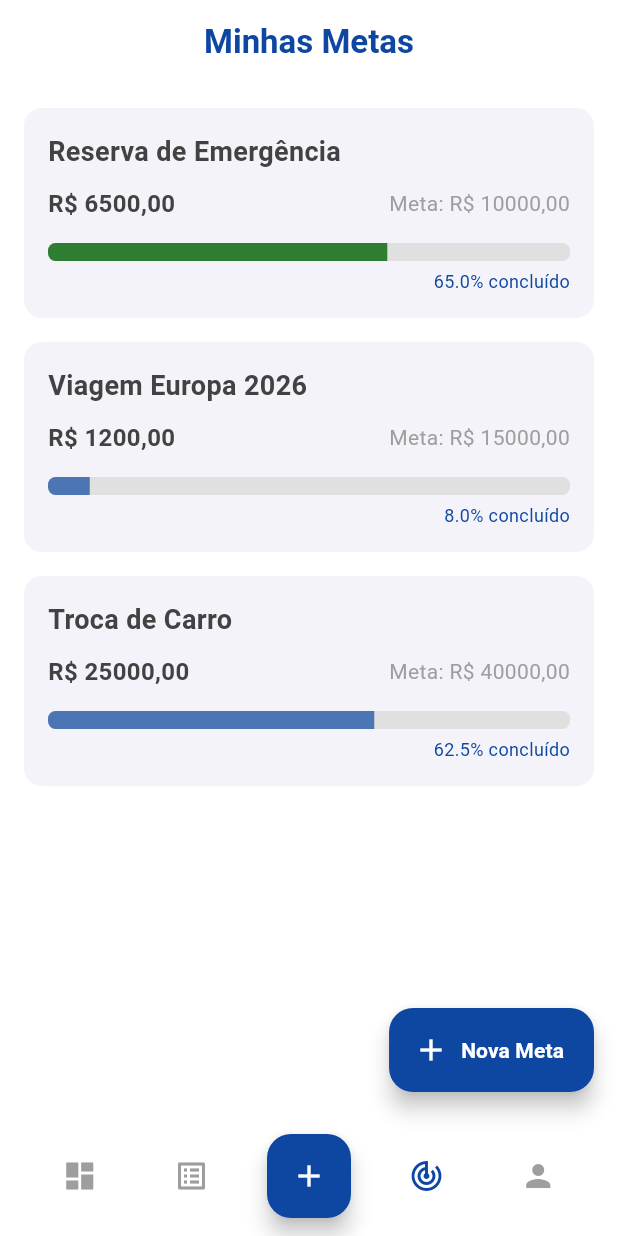
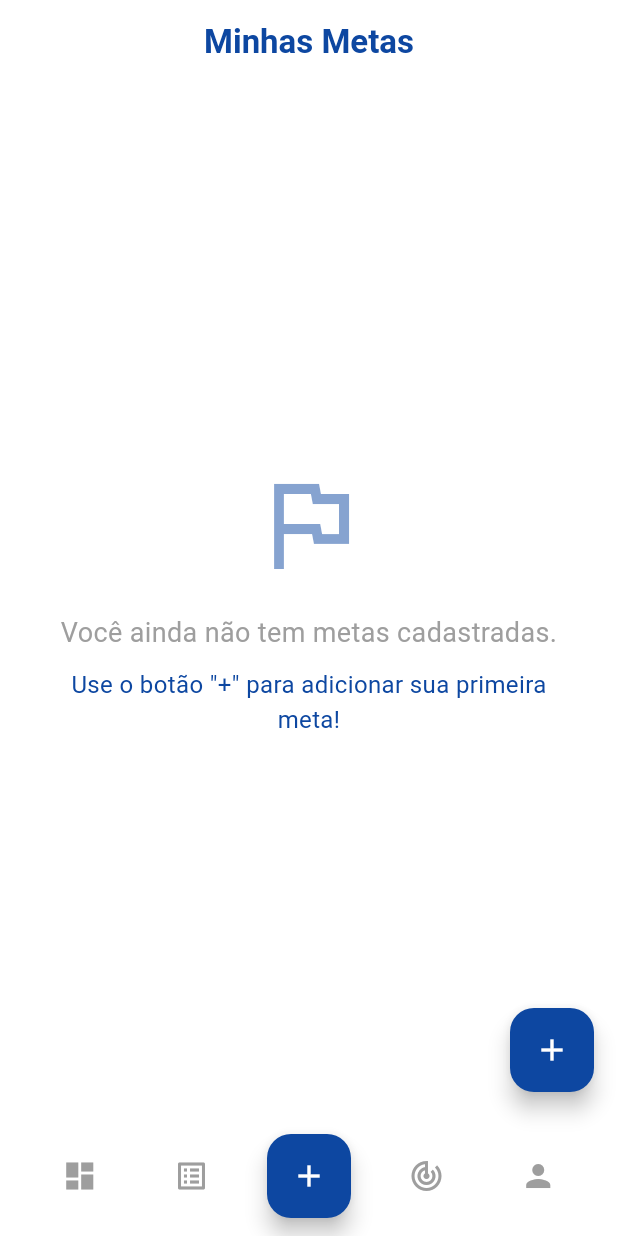
Before and after one commit to ChristianSRocha/horizon_finance, a Flutter app: the GoalsScreen screen opened by its route, on a phone screen of 412 x 824 dp. Run offline on Flutter 3.47's test engine with Material 3 defaults, Android fonts, the light colour scheme and no system bars; our stand-ins replace email_validator, fl_chart, flutter_dotenv, flutter_riverpod, freezed_annotation, go_router and 2 more; accounts and stored records are empty.

Commit message:
feat(goals): Implementa tela de criacao de metas e rota de navegacao

```diff
--- a/lib/app_router.dart
+++ b/lib/app_router.dart
@@ -1,3 +1,4 @@
+import 'package:flutter/material.dart';
 import 'package:go_router/go_router.dart';
 import 'package:horizon_finance/screens/auth/cadastro_screen.dart';
 import 'package:horizon_finance/screens/auth/login_cadastro_screen.dart';
@@ -11,6 +12,8 @@ import 'package:horizon_finance/screens/reports/reports_screen.dart';
 import 'package:horizon_finance/screens/goals/goals_screen.dart';
 import 'package:horizon_finance/screens/profile/profile_screen.dart';
 import 'package:horizon_finance/main.dart';
+import 'package:horizon_finance/screens/goals/goals_form_screen.dart';
+
 
 final router = GoRouter(
   navigatorKey: navigatorKey,
@@ -55,6 +58,12 @@ final router = GoRouter(
     GoRoute(
       path: '/goals',
       builder: (context, state) => const GoalsScreen(),
+      routes: [
+        GoRoute(
+          path: 'add',
+          builder: (context, state) => const GoalFormScreen(),
+        ),
+      ],
     ),
     GoRoute(
       path: '/profile',
--- a/lib/screens/goals/goals_screen.dart
+++ b/lib/screens/goals/goals_screen.dart
@@ -1,71 +1,89 @@
 import 'package:flutter/material.dart';
+import 'package:go_router/go_router.dart';
+import 'package:flutter_riverpod/flutter_riverpod.dart';
 import 'package:horizon_finance/widgets/bottom_nav_menu.dart';
+import 'package:horizon_finance/models/financial_goal.dart';
 
-class GoalsScreen extends StatelessWidget {
+class GoalsScreen extends ConsumerWidget {
   const GoalsScreen({super.key});
 
+  final List<FinancialGoal> goals = const [];
+
   @override
-  Widget build(BuildContext context) {
+  Widget build(BuildContext context, WidgetRef ref) {
     final Color primaryBlue = Theme.of(context).primaryColor;
-    const Color secondaryGreen = Color(0xFF2E7D32);
+
+    final bool isEmpty = goals.isEmpty;
+    final bool isLoading = false;
 
     return Scaffold(
       backgroundColor: Colors.white,
       appBar: AppBar(
-        title: Text(
-          'Minhas Metas',
-          style: TextStyle(color: primaryBlue, fontWeight: FontWeight.bold),
-        ),
+        title: Text('Minhas Metas',
+            style: TextStyle(color: primaryBlue, fontWeight: FontWeight.bold)),
         backgroundColor: Colors.white,
         elevation: 0,
         centerTitle: true,
       ),
 
-      // BOTÃO FLUTUANTE (agora azul)
-      floatingActionButton: FloatingActionButton.extended(
+
+      floatingActionButton: FloatingActionButton(
         onPressed: () {
-          // TODO: navegar para criação de nova meta
+          context.push('/goals/add');
         },
-        backgroundColor: primaryBlue,  // <<< COR AZUL DO APLICATIVO
-        icon: const Icon(Icons.add, color: Colors.white),
-        label: const Text(
-          "Nova Meta",
-          style: TextStyle(
-            color: Colors.white,
-            fontWeight: FontWeight.w600,
-          ),
-        ),
+        backgroundColor: primaryBlue,
+        child: const Icon(Icons.add, color: Colors.white),
       ),
 
+      floatingActionButtonLocation: FloatingActionButtonLocation.endFloat,
+
       bottomNavigationBar: BottomNavMenu(
-        currentIndex: 3,
+        currentIndex: 2,
         primaryColor: primaryBlue,
       ),
 
-      body: SingleChildScrollView(
-        padding: const EdgeInsets.all(16.0),
+      body: isLoading
+          ? const Center(child: CircularProgressIndicator())
+          : isEmpty
+              ? _buildEmptyState(context, primaryBlue)
+              : SingleChildScrollView(
+                  padding: const EdgeInsets.all(16.0),
+                  child: Column(
+                    children: goals.map((goal) {
+                      return _buildGoalCard(
+                        goal: goal,
+                        primaryColor: primaryBlue,
+                        accentColor: goal.type == GoalType.savings
+                            ? const Color(0xFF2E7D32)
+                            : primaryBlue.withOpacity(0.7),
+                      );
+                    }).toList(),
+                  ),
+                ),
+    );
+  }
+
+
+
+  Widget _buildEmptyState(BuildContext context, Color primaryColor) {
+    return Center(
+      child: Padding(
+        padding: const EdgeInsets.all(32.0),
         child: Column(
+          mainAxisAlignment: MainAxisAlignment.center,
           children: [
-            _buildGoalCard(
-              name: 'Reserva de Emergência',
-              currentAmount: 6500.00,
-              targetAmount: 10000.00,
-              primaryColor: primaryBlue,
-              accentColor: secondaryGreen,
+            Icon(Icons.flag_outlined, size: 80, color: primaryColor.withOpacity(0.5)),
+            const SizedBox(height: 20),
+            const Text(
+              'Você ainda não tem metas cadastradas.',
+              textAlign: TextAlign.center,
+              style: TextStyle(fontSize: 18, color: Colors.grey),
             ),
-            _buildGoalCard(
-              name: 'Viagem Europa 2026',
-              currentAmount: 1200.00,
-              targetAmount: 15000.00,
-              primaryColor: primaryBlue,
-              accentColor: primaryBlue.withOpacity(0.7),
-            ),
-            _buildGoalCard(
-              name: 'Troca de Carro',
-              currentAmount: 25000.00,
-              targetAmount: 40000.00,
-              primaryColor: primaryBlue,
-              accentColor: primaryBlue.withOpacity(0.7),
+            const SizedBox(height: 10),
+            Text(
+              'Use o botão "+" para adicionar sua primeira meta!',
+              textAlign: TextAlign.center,
+              style: TextStyle(fontSize: 16, color: primaryColor),
             ),
           ],
         ),
@@ -74,17 +92,16 @@ class GoalsScreen extends StatelessWidget {
   }
 
   Widget _buildGoalCard({
-    required String name,
-    required double currentAmount,
-    required double targetAmount,
+    required FinancialGoal goal,
     required Color primaryColor,
     required Color accentColor,
   }) {
-    final double progress = currentAmount / targetAmount;
+    final double safeTargetAmount = goal.targetAmount > 0 ? goal.targetAmount : 1.0;
+    final double progress = goal.currentAmount / safeTargetAmount;
     final String progressPercent = (progress * 100).toStringAsFixed(1);
 
     return Card(
-      elevation: 0, // <<< SEM SOMBRA
+      elevation: 0,
       margin: const EdgeInsets.only(bottom: 16),
       shape: RoundedRectangleBorder(borderRadius: BorderRadius.circular(12)),
       child: Padding(
@@ -93,34 +110,24 @@ class GoalsScreen extends StatelessWidget {
           crossAxisAlignment: CrossAxisAlignment.start,
           children: [
             Text(
-              name,
-              style: const TextStyle(
-                fontSize: 18,
-                fontWeight: FontWeight.bold,
-                color: Color(0xFF424242),
-              ),
+              goal.name,
+              style: const TextStyle(fontSize: 18, fontWeight: FontWeight.bold, color: Color(0xFF424242)),
             ),
             const SizedBox(height: 10),
-
             Row(
               mainAxisAlignment: MainAxisAlignment.spaceBetween,
               children: [
                 Text(
-                  'R\$ ${currentAmount.toStringAsFixed(2).replaceAll('.', ',')}',
-                  style: const TextStyle(
-                      fontSize: 16,
-                      fontWeight: FontWeight.bold,
-                      color: Color(0xFF424242)),
+                  'R\$ ${goal.currentAmount.toStringAsFixed(2).replaceAll('.', ',')}',
+                  style: const TextStyle(fontSize: 16, fontWeight: FontWeight.bold, color: Color(0xFF424242)),
                 ),
                 Text(
-                  'Meta: R\$ ${targetAmount.toStringAsFixed(2).replaceAll('.', ',')}',
+                  'Meta: R\$ ${goal.targetAmount.toStringAsFixed(2).replaceAll('.', ',')}',
                   style: const TextStyle(fontSize: 14, color: Colors.grey),
                 ),
               ],
             ),
-
             const SizedBox(height: 15),
-
             ClipRRect(
               borderRadius: BorderRadius.circular(5),
               child: LinearProgressIndicator(
@@ -130,9 +137,7 @@ class GoalsScreen extends StatelessWidget {
                 minHeight: 12,
               ),
             ),
-
             const SizedBox(height: 5),
-
             Row(
               mainAxisAlignment: MainAxisAlignment.end,
               children: [
```
Also changed, not shown: lib/models/financial_goal.dart (+20 -84 lines), lib/screens/goals/goals_form_screen.dart (added, +226 -0 lines), 2 other files.
